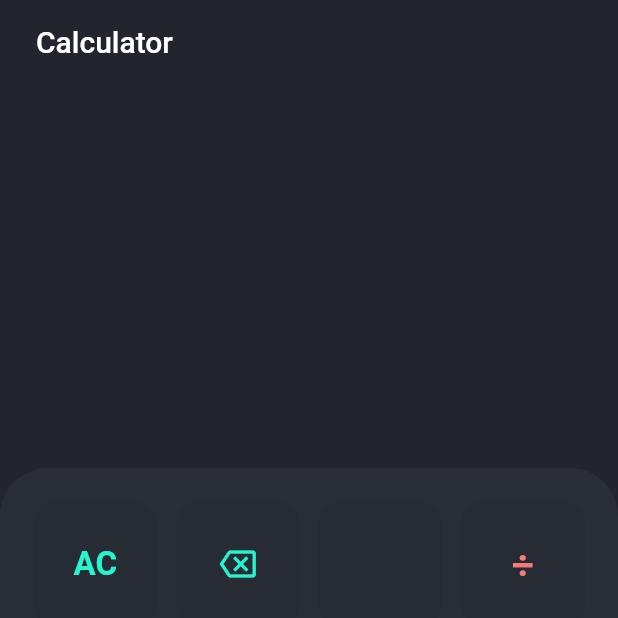
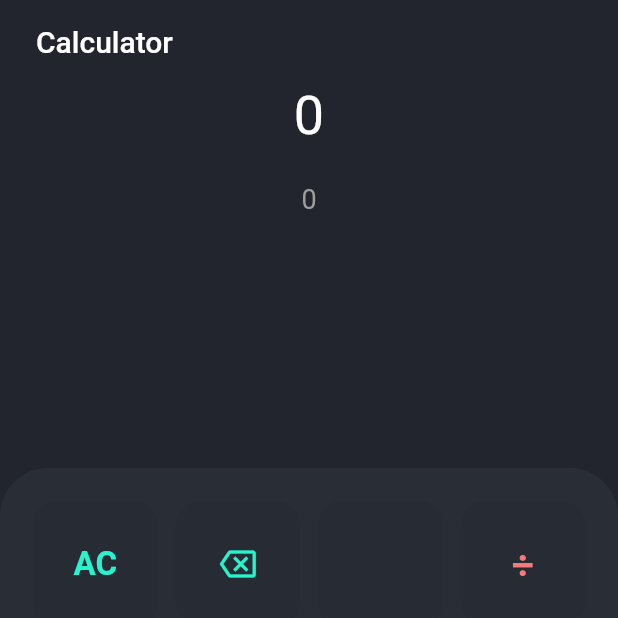
Before and after one commit to t-sakurai816/calculator_riverpod, a Flutter app: the screen it shows after launch, on a phone screen of 412 x 824 dp, the top half of it. Run offline on Flutter 3.47's test engine with Material 2 defaults, Android fonts, the phone set to English and light mode, and no system bars.

Commit message:
結果を表示

```diff
--- a/lib/main.dart
+++ b/lib/main.dart
@@ -54,11 +54,27 @@ class _MainPageState extends State<MainPage> {
         body: SafeArea(
           child: Column(
             children: [
-              Expanded(child: Container()),
+              Expanded(child: buildResult()),
               Expanded(flex: 2, child: buildButtons())
             ],
           ),
         ),
+      );
+
+  Widget buildResult() => Column(
+        children: [
+          Text(
+            '0',
+            overflow: TextOverflow.ellipsis,
+            style: TextStyle(color: Colors.white, fontSize: 36),
+          ),
+          const SizedBox(height: 24),
+          Text(
+            '0',
+            overflow: TextOverflow.ellipsis,
+            style: TextStyle(color: Colors.grey, fontSize: 18),
+          )
+        ],
       );
 
   Widget buildButtons() => Container(
```
